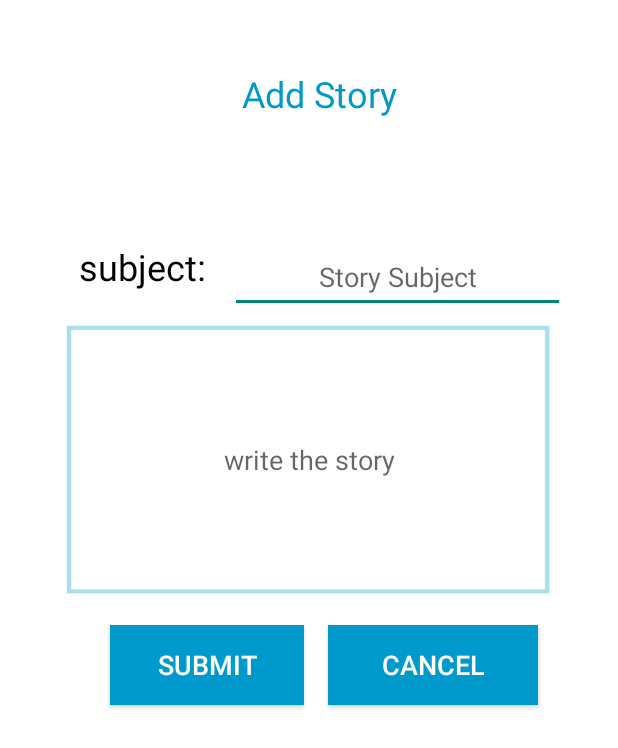
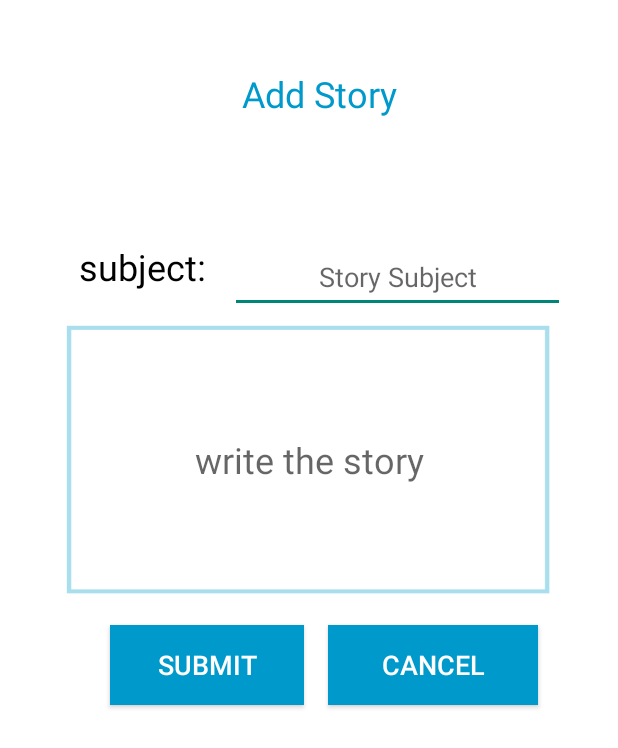
Before and after one commit to reemeeiah/one-stop-cancer-center, an Android app: the screen it shows after launch (StoryAdd), on a phone screen of 412 x 824 dp. Shown: the top 748 px of the screen. Run offline under Robolectric (Android 15) with nearby library versions, the phone set to English and light mode, and no system bars.

Commit message:
Change Text Size

```diff
--- a/app/src/main/res/layout/activity_add_awareness_for_hospital.xml
+++ b/app/src/main/res/layout/activity_add_awareness_for_hospital.xml
@@ -68,7 +68,7 @@
         android:textAllCaps="true"
         android:textAppearance="@style/TextAppearance.AppCompat.Caption"
         android:textEditSideNoPasteWindowLayout="@style/Animation.AppCompat.DropDownUp"
-        android:textSize="18sp"
+        android:textSize="24sp"
         android:visibility="visible"
         app:layout_constraintLeft_toLeftOf="parent"
         app:layout_constraintRight_toRightOf="parent"
--- a/app/src/main/res/layout/activity_story_add.xml
+++ b/app/src/main/res/layout/activity_story_add.xml
@@ -68,7 +68,7 @@
         android:textAllCaps="true"
         android:textAppearance="@style/TextAppearance.AppCompat.Caption"
         android:textEditSideNoPasteWindowLayout="@style/Animation.AppCompat.DropDownUp"
-        android:textSize="18sp"
+        android:textSize="24sp"
         android:visibility="visible"
         app:layout_constraintLeft_toLeftOf="parent"
         app:layout_constraintRight_toRightOf="parent"
```
